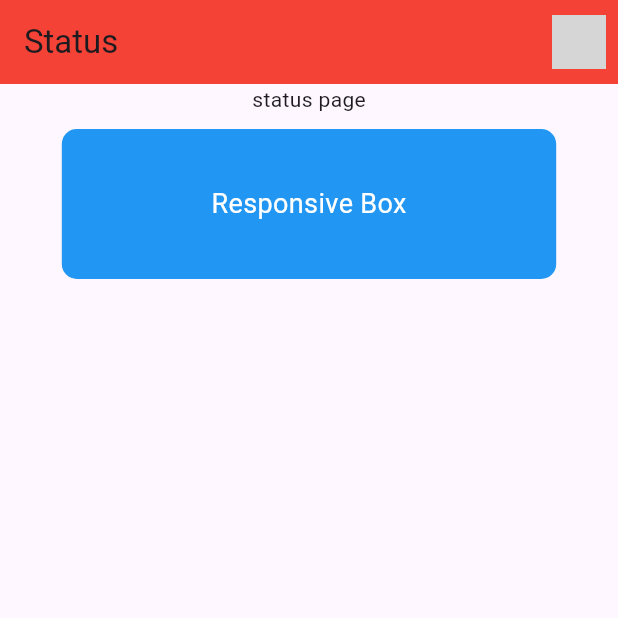
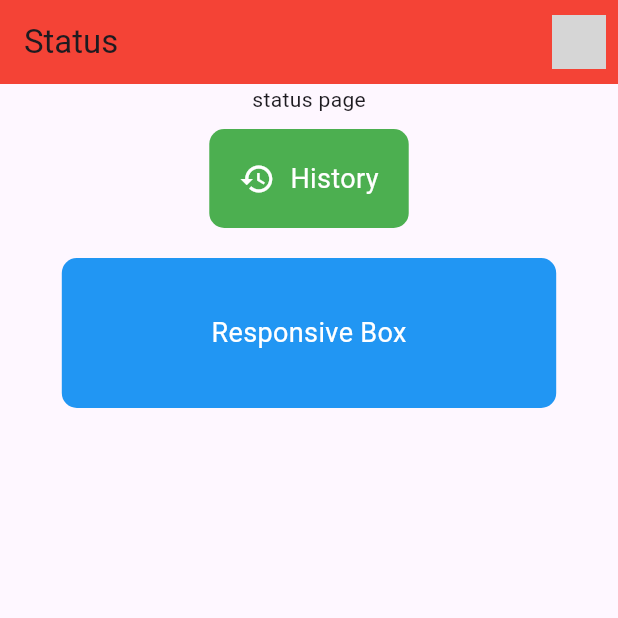
Before and after one commit to MhmdSalman18/Ecomap, a Flutter app: the screen it shows after launch, on a phone screen of 412 x 824 dp, the top half of it. Run offline on Flutter 3.47's test engine with Material 3 defaults, Android fonts, the phone set to English and light mode, and no system bars; our stand-ins replace camera, image_picker; network calls fail; grey boxes are pictures that could not be loaded.

Commit message:
added status page

```diff
--- a/lib/status.dart
+++ b/lib/status.dart
@@ -48,6 +48,28 @@ class _StatusPageState extends State<StatusPage> {
               margin: const EdgeInsets.all(10.0),
               padding: const EdgeInsets.all(20.0),
               decoration: BoxDecoration(
+                color: Colors.green,
+                borderRadius: BorderRadius.circular(10.0),
+              ),
+              child: Row(
+                mainAxisSize:
+                    MainAxisSize.min, // Makes the width wrap the content
+                mainAxisAlignment:
+                    MainAxisAlignment.end, // Align content to the right
+                children: const [
+                  Icon(Icons.history, color: Colors.white),
+                  SizedBox(width: 10.0),
+                  Text(
+                    'History',
+                    style: TextStyle(color: Colors.white, fontSize: 18.0),
+                  ),
+                ],
+              ),
+            ),
+            Container(
+              margin: const EdgeInsets.all(10.0),
+              padding: const EdgeInsets.all(20.0),
+              decoration: BoxDecoration(
                 color: Colors.blue,
                 borderRadius: BorderRadius.circular(10.0),
               ),
```
Lines whose indentation alone changed are shown as unchanged.
